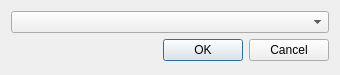
enricofer/postgisQueryBuilder, file ui_move_dialog.ui: the form before one commit.
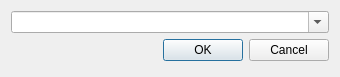
The form after the commit.

What changed in the file:
```diff
--- a/ui_move_dialog.ui
+++ b/ui_move_dialog.ui
@@ -7,7 +7,7 @@
     <x>0</x>
     <y>0</y>
     <width>340</width>
-    <height>75</height>
+    <height>77</height>
    </rect>
   </property>
   <property name="windowTitle">
@@ -17,7 +17,11 @@
    <item>
     <layout class="QVBoxLayout" name="verticalLayout">
      <item>
-      <widget class="QComboBox" name="moveCombo"/>
+      <widget class="QComboBox" name="moveCombo">
+       <property name="editable">
+        <bool>true</bool>
+       </property>
+      </widget>
      </item>
      <item>
       <widget class="QDialogButtonBox" name="buttonBox">
```
